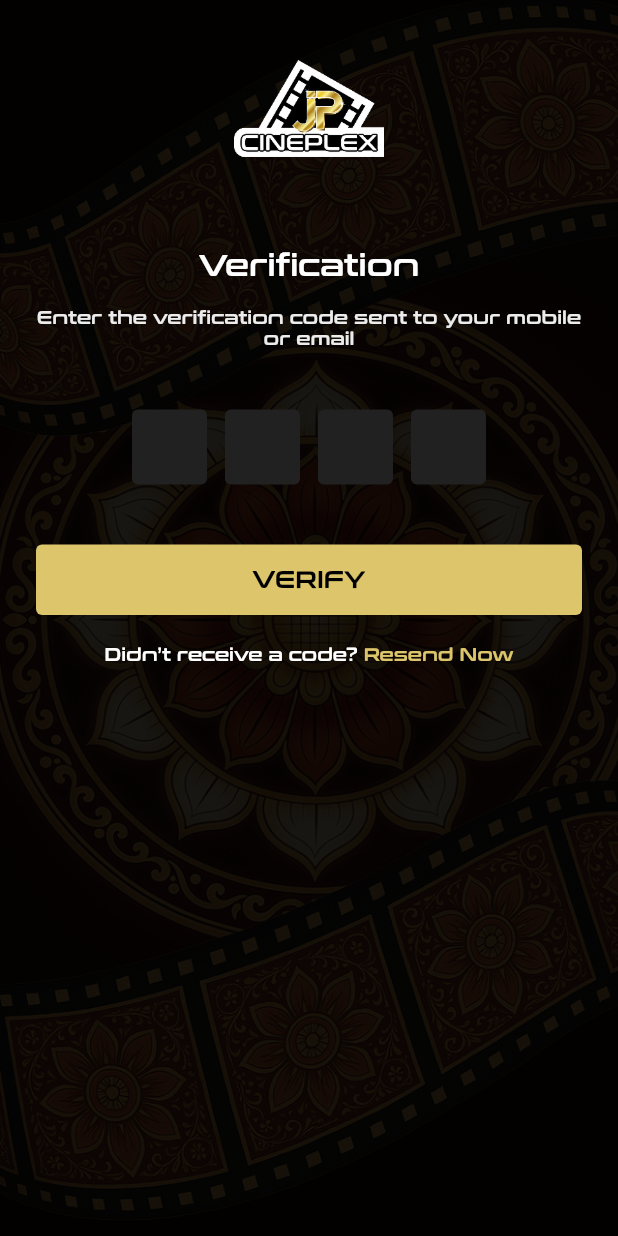
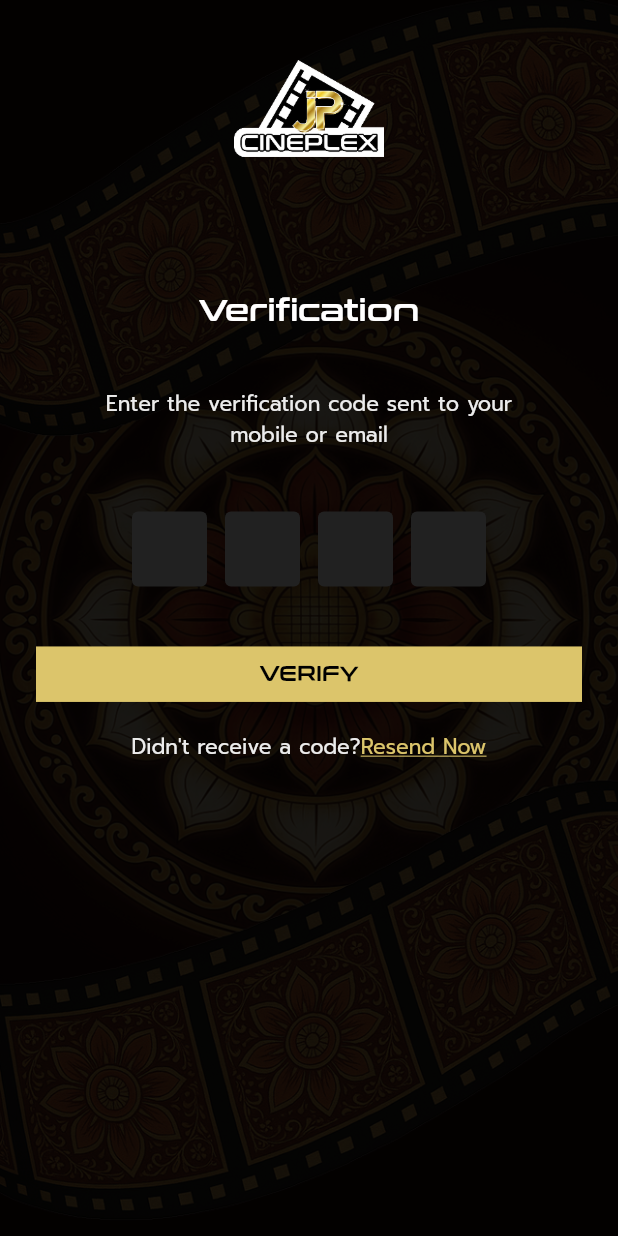
Before and after one commit to TharudiHS/JP-Cineplex-Mobile-App, a Flutter app: the VerificationPage screen opened directly, on a phone screen of 412 x 824 dp. Run offline on Flutter 3.47's test engine with Material 3 defaults, Android fonts, the phone set to English and light mode, and no system bars; our stand-ins replace flutter_svg.

Commit message:
finalized verification page

```diff
--- a/lib/screens/verification.dart
+++ b/lib/screens/verification.dart
@@ -38,26 +38,20 @@ class _VerificationPageState extends State<VerificationPage> {
                   width: 100,
                   fit: BoxFit.contain,
                 ),
-                const SizedBox(height: 60),
+                const SizedBox(height: 90),
 
                 // Title
                 Text(
                   "Verification",
-                  style: TextStyles.size14WeightBoldConthraxSemiBold.copyWith(
-                    fontSize: 20,
-                    color: AppColours.white,
-                  ),
+                  style: TextStyles.size20WeightBoldConthraxSemiBold,
                 ),
-                const SizedBox(height: 16),
+                const SizedBox(height: 40),
 
                 // Subtitle
                 Text(
-                  "Enter the verification code sent to your mobile or email",
+                  "Enter the verification code sent to your \nmobile or email",
                   textAlign: TextAlign.center,
-                  style: TextStyles.size14WeightBoldConthraxSemiBold.copyWith(
-                    fontSize: 12,
-                    color: AppColours.lightGrey,
-                  ),
+                  style: TextStyles.size14PromptLight,
                 ),
                 const SizedBox(height: 40),
 
@@ -114,16 +108,12 @@ class _VerificationPageState extends State<VerificationPage> {
                   },
                   child: Container(
                     width: double.infinity,
-                    padding: const EdgeInsets.symmetric(vertical: 14),
-                    decoration: BoxDecoration(
-                      color: AppColours.gold,
-                      borderRadius: BorderRadius.circular(4),
-                    ),
+                    padding: const EdgeInsets.symmetric(vertical: 10),
+                    decoration: BoxDecoration(color: AppColours.gold),
                     alignment: Alignment.center,
                     child: Text(
                       "VERIFY",
-                      style: TextStyles.size14WeightBoldConthraxSemiBold
-                          .copyWith(color: AppColours.black, fontSize: 16),
+                      style: TextStyles.size14WeightBoldConthraxSemiBoldblack,
                     ),
                   ),
                 ),
@@ -134,18 +124,18 @@ class _VerificationPageState extends State<VerificationPage> {
                   mainAxisAlignment: MainAxisAlignment.center,
                   children: [
                     Text(
-                      "Didn’t receive a code? ",
-                      style: TextStyles.size14WeightBoldConthraxSemiBold
-                          .copyWith(fontSize: 12, color: AppColours.white),
+                      "Didn't receive a code?",
+                      style: TextStyles.size14PromptLight.copyWith(
+                        decoration: TextDecoration.none,
+                      ),
                     ),
                     GestureDetector(
-                      onTap: () {
-                        // Handle resend code logic
-                      },
+                      onTap: () {},
                       child: Text(
                         "Resend Now",
-                        style: TextStyles.size14WeightBoldConthraxSemiBold
-                            .copyWith(fontSize: 12, color: AppColours.gold),
+                        style: TextStyles.size14PromptLightgold.copyWith(
+                          decoration: TextDecoration.underline,
+                        ),
                       ),
                     ),
                   ],
```
